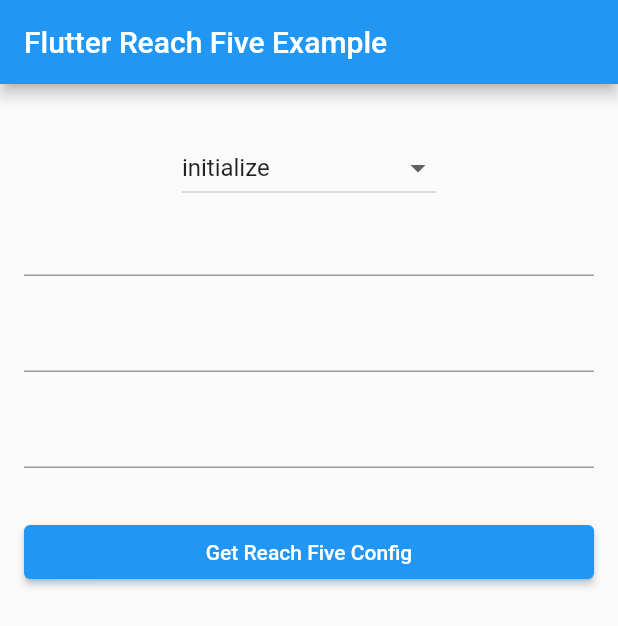
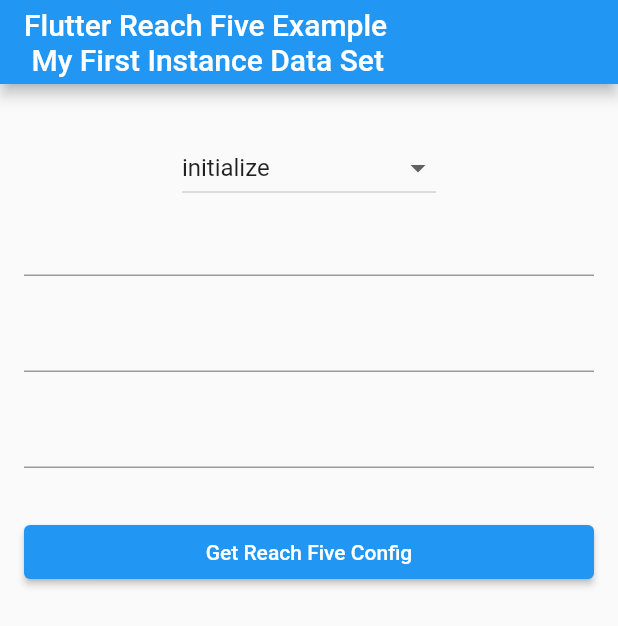
Before and after one commit to bamlab/Flutter-ReachFive, a Flutter app: the screen it shows after launch, on a phone screen of 412 x 824 dp. Shown: the top 626 px of the screen. Run offline on Flutter 3.47's test engine with Material 2 defaults, Android fonts, the phone set to English and light mode, and no system bars; our stand-ins replace built_collection, built_value, dio, equatable, plugin_platform_interface; project files that could hold a hidden picture were left out.

Commit message:
chore(example): add pageView to test multiple instances

```diff
--- a/flutter_reach_five/example/lib/const.dart
+++ b/flutter_reach_five/example/lib/const.dart
@@ -1,5 +1,8 @@
 abstract class DataSet {
   const DataSet();
+
+  /// Your data set name
+  String get name;
 
   /// Your reach five domain
   String get initialDomain;
@@ -31,6 +34,10 @@ abstract class DataSet {
 
 class _FirstDataSet extends DataSet {
   const _FirstDataSet();
+
+  /// Your data set name
+  @override
+  String get name => 'My First Instance Data Set';
 
   /// Your reach five domain
   @override
@@ -71,6 +78,10 @@ class _FirstDataSet extends DataSet {
 
 class _SecondDataSet extends DataSet {
   const _SecondDataSet();
+
+  /// Your data set name
+  @override
+  String get name => 'My Second Instance Data Set';
 
   /// Your reach five domain
   @override
--- a/flutter_reach_five/example/lib/main.dart
+++ b/flutter_reach_five/example/lib/main.dart
@@ -1,7 +1,6 @@
 import 'package:flutter/material.dart';
 
-import 'const.dart';
-import 'views/reach_five_methods_view.dart';
+import 'views/reach_five_instances_view.dart';
 
 void main() => runApp(const MyApp());
 
@@ -10,13 +9,8 @@ class MyApp extends StatelessWidget {
 
   @override
   Widget build(BuildContext context) {
-    return MaterialApp(
-      home: Scaffold(
-        appBar: AppBar(title: const Text('Flutter Reach Five Example')),
-        body: ReachFiveMethodsView(
-          dataSet: DataSets.firstDataSet,
-        ),
-      ),
+    return const MaterialApp(
+      home: ReachFiveInstancesView(),
     );
   }
 }
--- /dev/null
+++ b/flutter_reach_five/example/lib/views/reach_five_instances_view.dart
@@ -0,0 +1,24 @@
+import 'package:flutter/material.dart';
+
+import '../const.dart';
+import 'reach_five_methods_view.dart';
+
+class ReachFiveInstancesView extends StatelessWidget {
+  const ReachFiveInstancesView({super.key});
+
+  @override
+  Widget build(BuildContext context) {
+    return PageView(
+      children: DataSets.dataSets.map((dataSet) {
+        return Scaffold(
+          appBar: AppBar(
+            title: Text('Flutter Reach Five Example \n ${dataSet.name}'),
+          ),
+          body: ReachFiveMethodsView(
+            dataSet: dataSet,
+          ),
+        );
+      }).toList(),
+    );
+  }
+}
--- a/flutter_reach_five/example/lib/views/reach_five_methods_view.dart
+++ b/flutter_reach_five/example/lib/views/reach_five_methods_view.dart
@@ -28,7 +28,11 @@ class ReachFiveMethodsView extends StatefulWidget {
   State<ReachFiveMethodsView> createState() => _ReachFiveMethodsViewState();
 }
 
-class _ReachFiveMethodsViewState extends State<ReachFiveMethodsView> {
+class _ReachFiveMethodsViewState extends State<ReachFiveMethodsView>
+    with AutomaticKeepAliveClientMixin {
+  @override
+  bool get wantKeepAlive => true;
+
   var selectedReachFiveMethod = ReachFiveMethod.initialize;
 
   void setSelectedReachFiveMethod(ReachFiveMethod newSelectedReachFiveMethod) =>
@@ -53,6 +57,8 @@ class _ReachFiveMethodsViewState extends State<ReachFiveMethodsView> {
 
   @override
   Widget build(BuildContext context) {
+    super.build(context);
+
     final reachFive = this.reachFive;
     final authToken = this.authToken;
 
```
